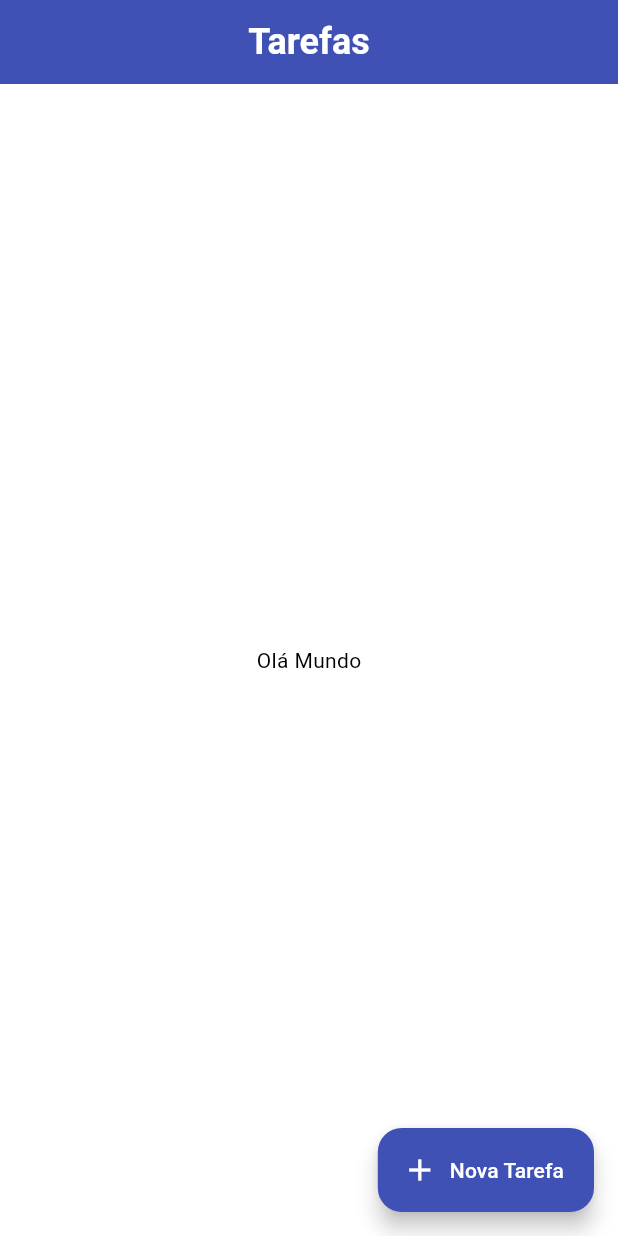
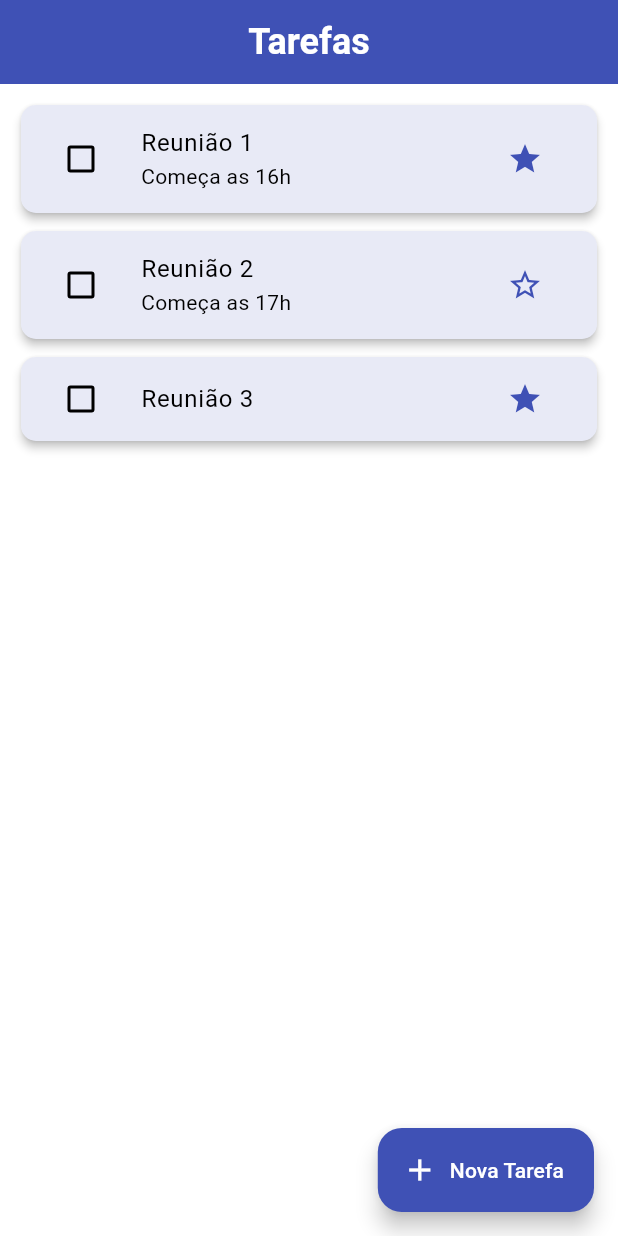
Before and after one commit to geovannifranca/todo_list, a Flutter app: the screen it shows after launch, on a phone screen of 412 x 824 dp. Run offline on Flutter 3.47's test engine with Material 3 defaults, Android fonts, the phone set to English and light mode, and no system bars.

```diff
--- /dev/null
+++ b/lib/models/task.model.dart
@@ -0,0 +1,9 @@
+class Task {
+  final String title;
+  final String? description;
+  bool isCompleted;
+  bool isFavorite;
+
+  Task({required this.title, this.description, this.isFavorite = false})
+    : isCompleted = false;
+}
--- a/lib/my_app.dart
+++ b/lib/my_app.dart
@@ -11,10 +11,10 @@ class MyApp extends StatelessWidget {
       title: 'Todo List',
 
       theme: ThemeData(
-        colorScheme: ColorScheme.light(primary: Colors.indigo),
-        appBarTheme: AppBarTheme(backgroundColor: Colors.indigo),
+        colorScheme: const ColorScheme.light(primary: Colors.indigo),
+        appBarTheme: const AppBarTheme(backgroundColor: Colors.indigo),
       ),
-      home: const HomeScreen(),
+      home: HomeScreen(),
     );
   }
 }
--- a/lib/screens/home_screen.dart
+++ b/lib/screens/home_screen.dart
@@ -1,14 +1,62 @@
 import 'package:flutter/material.dart';
+import 'package:todo_list/models/task.model.dart';
 
-class HomeScreen extends StatelessWidget {
+class HomeScreen extends StatefulWidget {
   const HomeScreen({super.key});
+
+  @override
+  State<HomeScreen> createState() => _HomeScreenState();
+}
+
+class _HomeScreenState extends State<HomeScreen> {
+  final List<Task> tasksList = [
+    Task(title: 'Reunião 1', description: 'Começa as 16h', isFavorite: true),
+    Task(title: 'Reunião 2', description: 'Começa as 17h'),
+    Task(title: 'Reunião 3', isFavorite: true),
+  ];
+
+  void addTask() {
+    showModalBottomSheet(
+      context: context,
+      builder: (_) {
+        return Padding(
+          padding: const EdgeInsets.symmetric(vertical: 40, horizontal: 20),
+          child: Column(
+            children: [
+              Row(
+                mainAxisAlignment: MainAxisAlignment.spaceBetween,
+                crossAxisAlignment: CrossAxisAlignment.center,
+                children: [
+                  Text(
+                    'Adicionar Tarefa',
+                    style: TextStyle(
+                      fontSize: 24,
+                      fontWeight: FontWeight.bold,
+                      color: Colors.grey.shade600,
+                    ),
+                  ),
+                  IconButton(
+                    onPressed: () => setState(() {
+                      Navigator.pop(context);
+                    }),
+                    icon: const Icon(Icons.close),
+                  ),
+                ],
+              ),
+              TextFormField(),
+            ],
+          ),
+        );
+      },
+    );
+  }
 
   @override
   Widget build(BuildContext context) {
     return Scaffold(
       appBar: AppBar(
         centerTitle: true,
-        title: Text(
+        title: const Text(
           'Tarefas',
           style: TextStyle(
             color: Colors.white,
@@ -17,11 +65,58 @@ class HomeScreen extends StatelessWidget {
           ),
         ),
       ),
-      body: Center(child: Text('Olá Mundo')),
+      body: Padding(
+        padding: const EdgeInsetsGeometry.all(10.0),
+        child: ListView.separated(
+          itemCount: tasksList.length,
+          separatorBuilder: (_, _) => const SizedBox(height: 4.0),
+          itemBuilder: (_, int index) {
+            Task task = tasksList[index];
+            return Card(
+              elevation: 2.5,
+              shape: RoundedRectangleBorder(
+                borderRadius: BorderRadius.circular(10.0),
+              ),
+              color: Colors.indigo[50],
+              child: ListTile(
+                onTap: () {},
+                leading: Checkbox(
+                  value: task.isCompleted,
+                  onChanged: (value) {
+                    setState(() {
+                      task.isCompleted = value!;
+                    });
+                  },
+                ),
+                title: Text(task.title),
+                subtitle: task.description == null
+                    ? null
+                    : Text(task.description!),
+                trailing: IconButton(
+                  onPressed: () {
+                    setState(() {
+                      task.isFavorite = !task.isFavorite;
+                    });
+                  },
+                  icon: task.isFavorite
+                      ? const Icon(Icons.star, color: Colors.indigo)
+                      : const Icon(
+                          Icons.star_border_outlined,
+                          color: Colors.indigo,
+                        ),
+                ),
+                shape: RoundedRectangleBorder(
+                  borderRadius: BorderRadius.circular(10.0),
+                ),
+              ),
+            );
+          },
+        ),
+      ),
       floatingActionButton: FloatingActionButton.extended(
-        onPressed: () {},
-        label: Text('Nova Tarefa'),
-        icon: Icon(Icons.add),
+        onPressed: addTask,
+        label: const Text('Nova Tarefa'),
+        icon: const Icon(Icons.add),
       ),
     );
   }
```
Also changed, not shown: analysis_options.yaml (+6 -2 lines), 1 other file.
